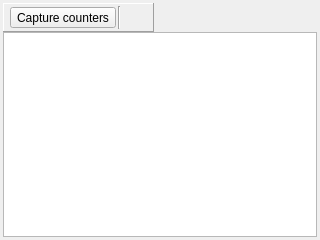
The window that qrenderdoc/Windows/PerformanceCounterViewer.ui (baldurk/renderdoc) describes before a commit, drawn with Qt 5.
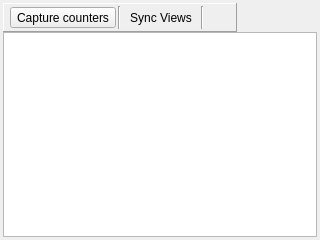
The same window after the commit. Icons and pictures are not drawn. Custom widgets are drawn as their Qt base class.

Commit message:
Implemented PerformanceCounterViewer::OnEventChanged handling
Implemented PerformanceCounterViewer::OnEventChanged to handle global event changes.
Behaviour can be toggled on/off via a new 'Sync Views' button similar to the Mesh Viewer; the default is off.

What changed in the file:
```diff
--- a/qrenderdoc/Windows/PerformanceCounterViewer.ui
+++ b/qrenderdoc/Windows/PerformanceCounterViewer.ui
@@ -81,6 +81,39 @@
           </property>
          </widget>
         </item>
+        <item>
+         <widget class="QToolButton" name="syncViews">
+          <property name="toolTip">
+           <string>Sync Views</string>
+          </property>
+          <property name="text">
+           <string>Sync Views</string>
+          </property>
+          <property name="icon">
+           <iconset resource="../Resources/resources.qrc">
+            <normaloff>:/arrow_join.png</normaloff>:/arrow_join.png</iconset>
+          </property>
+          <property name="checkable">
+           <bool>true</bool>
+          </property>
+          <property name="toolButtonStyle">
+           <enum>Qt::ToolButtonTextBesideIcon</enum>
+          </property>
+          <property name="autoRaise">
+           <bool>true</bool>
+          </property>
+          <property name="arrowType">
+           <enum>Qt::NoArrow</enum>
+          </property>
+         </widget>
+        </item>
+        <item>
+         <widget class="Line" name="line_2">
+          <property name="orientation">
+           <enum>Qt::Vertical</enum>
+          </property>
+         </widget>
+        </item>
         <item>
          <widget class="QToolButton" name="saveCSV">
           <property name="toolTip">
```
The commit also changes 2 other files.
